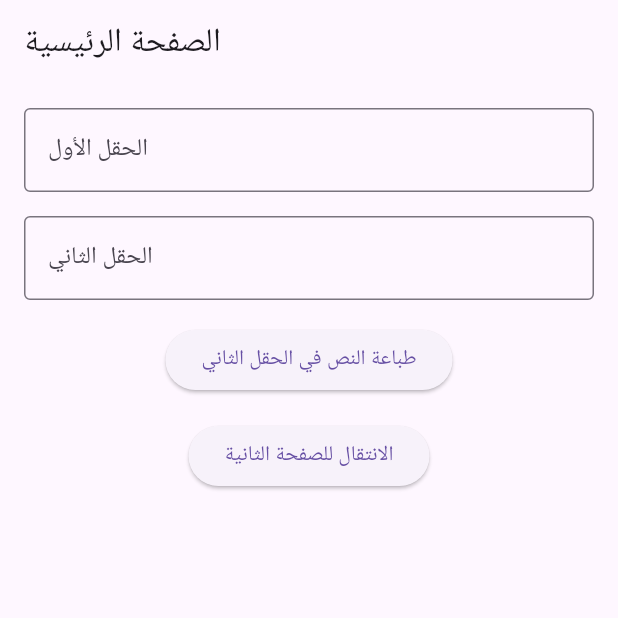
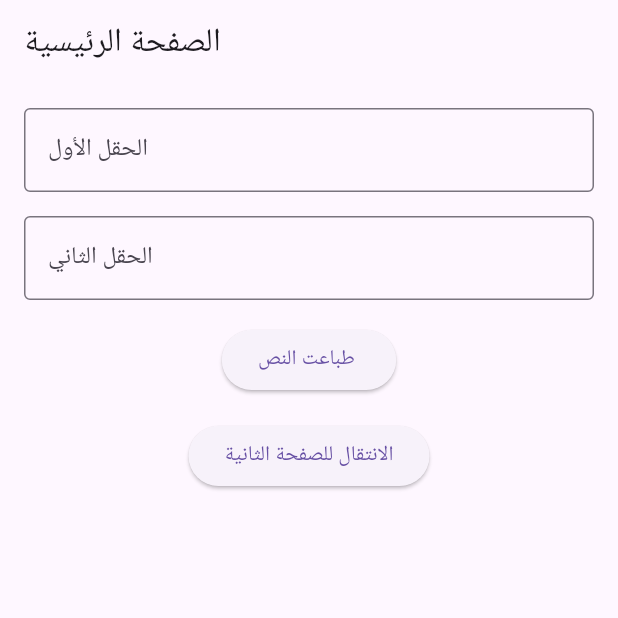
Before and after one commit to mmaba2024-lang/project-flutter, a Flutter app: the screen it shows after launch, on a phone screen of 412 x 824 dp, the top half of it. Run offline on Flutter 3.47's test engine with Material 3 defaults, Android fonts, the phone set to English and light mode, and no system bars.

Commit message:
رسالة التغيير

```diff
--- a/lib/main.dart
+++ b/lib/main.dart
@@ -49,17 +49,17 @@ class _HomePageState extends State<HomePage> {
             SizedBox(height: 16),
             ElevatedButton(
               onPressed: () {
-                // طباعة النص من الحقل الأول في الحقل الثاني
+
                 setState(() {
                   _controller2.text = _controller1.text;
                 });
               },
-              child: Text('طباعة النص في الحقل الثاني'),
+              child: Text('طباعت النص '),
             ),
             SizedBox(height: 16),
             ElevatedButton(
               onPressed: () {
-                // الانتقال للصفحة الثانية مع تمرير نص الحقل الأول
+
                 Navigator.push(
                   context,
                   MaterialPageRoute(
@@ -78,7 +78,6 @@ class _HomePageState extends State<HomePage> {
   }
 }
 
-// الصفحة الثانية
 class SecondPage extends StatelessWidget {
   final String passedText;
 
```
